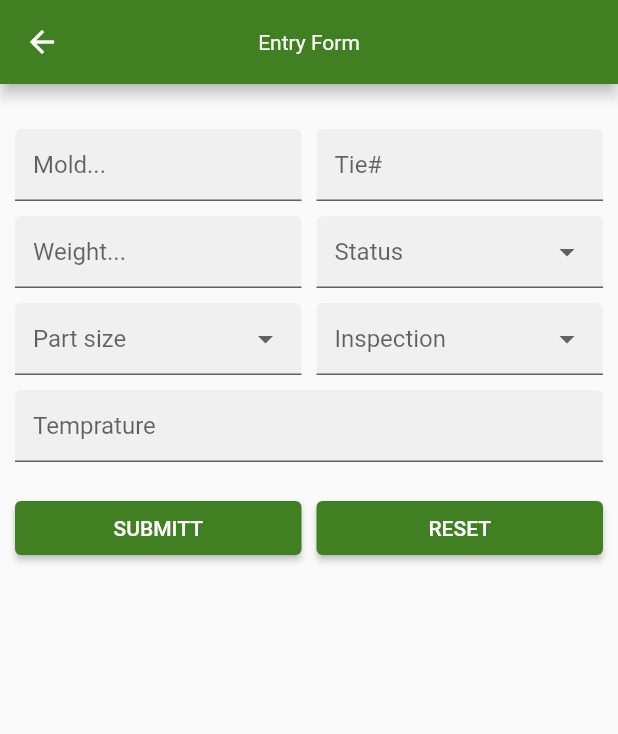
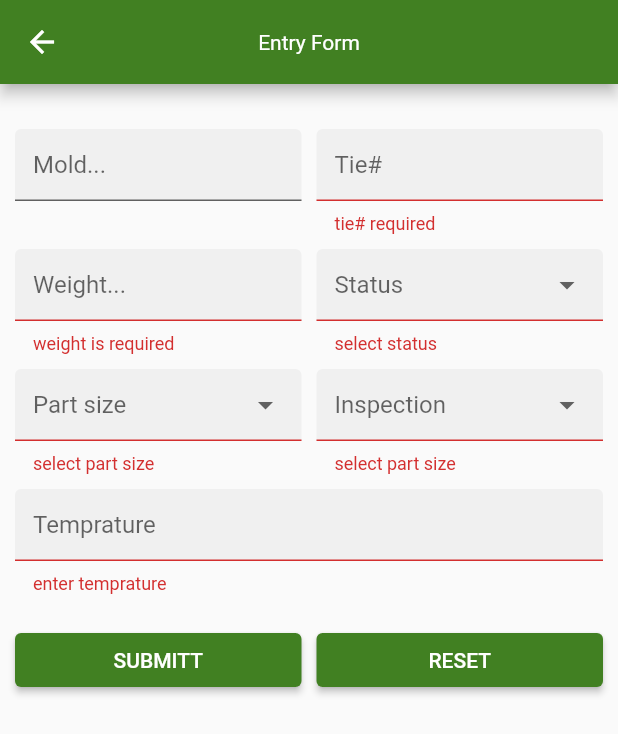
Before and after one commit to farmanullahQAU/tie-tracker, a Flutter app: the InventryForm screen opened directly, after a tap on "SUBMITT", on a phone screen of 412 x 824 dp. Shown: the top 734 px of the screen. Run offline on Flutter 3.47's test engine with Material 2 defaults, Android fonts, the light colour scheme and no system bars; our stand-ins replace animated_splash_screen, cloud_firestore, firebase_core, fl_chart, get; accounts and stored records are empty; Roboto replaces fonts that are missing (Verdana).

Commit message:
data entry form with firebase backend added

```diff
--- a/lib/components/dropdown_form_field.dart
+++ b/lib/components/dropdown_form_field.dart
@@ -2,19 +2,23 @@ import 'package:flutter/cupertino.dart';
 import 'package:flutter/material.dart';
 class DropDownField extends StatelessWidget {
   final String hintText;
+  final Function? validator;
 
   final Function onChanged;
   final List<String> items;
-  const DropDownField({Key? key,required this.items,required this.hintText,required this.onChanged}) : super(key: key);
+  const DropDownField({Key? key,required this.items,required this.hintText,required this.onChanged,this.validator}) : super(key: key);
 
   @override
   Widget build(BuildContext context) {
     return  DropdownButtonHideUnderline(
       child: DropdownButtonFormField(
+        validator: (value) => this.validator != null ? this.validator!(value) : null,
+
 
 
       items: items.map((String category) {
       return new DropdownMenuItem(
+
 
         value: category,
         child: Row(
--- a/lib/components/mybutton.dart
+++ b/lib/components/mybutton.dart
@@ -1,14 +1,15 @@
 import 'package:flutter/material.dart';
 
 class MyButton extends StatelessWidget{
+  Function() onTap;
 
  final String buttonText;
- MyButton({required this.buttonText});
+ MyButton({required this.buttonText,required this.onTap});
   @override
   Widget build(BuildContext context) {
    return ElevatedButton(
           child:  Text(buttonText),
-          onPressed: () {},
+          onPressed:onTap
 
         );
   }
--- a/lib/main.dart
+++ b/lib/main.dart
@@ -7,9 +7,12 @@ import 'package:tie_tracker/route_names.dart';
 
 import 'binder.dart';
 import 'screens/home/home.dart';
+import 'firebase_options.dart';
+import 'package:firebase_core/firebase_core.dart';
 
 main() async {
   WidgetsFlutterBinding.ensureInitialized();
+  await Firebase.initializeApp(options: DefaultFirebaseOptions.currentPlatform);
 
   runApp(const Self());
 }
--- a/lib/models/inventry_model.dart
+++ b/lib/models/inventry_model.dart
@@ -1,58 +1,58 @@
 import 'package:cloud_firestore/cloud_firestore.dart';
 
 class InventryModel {
-  String? mold;
+ late String mold;
   String? tieNumber;
-  String? partSize;
-  String? temprature;
-  String? inspection;
-  DateTime? dateAdded;
+ late String partSize;
+ late String temprature;
+ late String inspection;
+late  DateTime? dateAdded;
 
-  double? weight;
-  String? status;
+  late String weight;
+ late String status;
 
   DocumentReference? inventryReference;
 
   InventryModel.fromJson(
       Map<String, dynamic> json, DocumentReference inventryReference) {
     this.inventryReference = inventryReference;
-    mold = json["mold"] ?? null;
-    tieNumber = json["tie_number"] ?? null;
-    partSize = json['part_size'] ?? null;
-    temprature = json['temprature'] ?? null;
-    inspection = json['inspection'] ?? null;
+    mold = json["mold"];
+    tieNumber = json["tie_number"];
+    partSize = json['part_size'];
+    temprature = json['temprature'];
+    inspection = json['inspection'];
     dateAdded = json["date_added"] != null
         ? DateTime.fromMicrosecondsSinceEpoch(
             json['date_added'].microsecondsSinceEpoch)
         : null;
 
-    weight = json['weight'] ?? null;
-    status = json['status'] ?? null;
+    weight = json['weight'];
+    status = json['status'];
   }
 
   InventryModel({
-    this.mold,
-    this.tieNumber,
-    this.partSize,
-    this.temprature,
-    this.inspection,
+   required this.mold,
+   required this.tieNumber,
+   required this.partSize,
+   required this.temprature,
+   required this.inspection,
     this.dateAdded,
-    this.weight,
-    this.status,
+   required this.weight,
+   required this.status,
   });
 
   Map<String, dynamic> toMap() {
     return {
-      'mold': this.mold,
-      'tie_number': this.tieNumber,
-      'part_size': this.partSize,
+      'mold': mold,
+      'tie_number': tieNumber,
+      'part_size': partSize,
       'temprature': temprature,
-      'inspection': this.inspection ?? null,
+      'inspection': inspection,
       'date_added': dateAdded != null
           ? Timestamp.fromDate(dateAdded!)
           : Timestamp.fromDate(DateTime.now()),
-      'status': status ?? null,
-      'weight': weight ?? null
+      'status': status,
+      'weight': weight
     };
   }
 }
--- a/lib/screens/entry_form/entry_form_controller.dart
+++ b/lib/screens/entry_form/entry_form_controller.dart
@@ -1,9 +1,40 @@
+import 'package:cloud_firestore/cloud_firestore.dart';
+import 'package:flutter/cupertino.dart';
 import 'package:get/get_state_manager/get_state_manager.dart';
+import 'package:tie_tracker/models/inventry_model.dart';
 
 class InventryFormController extends GetxController {
+  late final GlobalKey<FormState> _formKey;
+
+
+late final TextEditingController moldController;
+late final TextEditingController tieController;
+
+late final TextEditingController weightController;
+
+late final TextEditingController tempratureController;
+
+  String? _statue;
+
+  String? _partSize;
+  String? _inspection;
+
+String get status=>_statue!;
+String get inspection=>_inspection!;
+String get partSize=>_partSize!;
+GlobalKey<FormState> get formKey=>_formKey;
+
+
+ set status(String status)=>_statue=status;
+ set inspection(String inspection)=>_inspection=inspection;
+ set partSize(String partSize)=> _partSize=partSize;
+
+
   @override
   void onInit() {
     initLists();
+    //initiliaze variable when controller calls
+    initEntryFormTextControllers();
 
     super.onInit();
   }
@@ -25,4 +56,37 @@ class InventryFormController extends GetxController {
     _inspectionList = ["No Defects", "voids", "Cracks"];
     _partSizesList = ["8 RT", "9 RT", "10 RT", "10X10"];
   }
+
+  void initEntryFormTextControllers() {
+    _formKey=GlobalKey<FormState>();
+
+
+   moldController=TextEditingController();
+  tieController=TextEditingController();;
+
+   weightController=TextEditingController();;
+
+   tempratureController=TextEditingController();;
+
+  //  _statue="";
+
+  //  _partSize="";
+  //  _inspection="";
+
+
+  }
+Future<void> addEntryToDatabase() async {
+
+
+
+
+    final _inventoryModel=new InventryModel(mold: moldController.text,
+    status: status,
+    weight: weightController.text,
+
+    tieNumber: tieController.text, partSize: partSize, temprature: tempratureController.text, inspection: inspection);
+
+
+    await FirebaseFirestore.instance.collection("entries").add(_inventoryModel.toMap());
+  }
 }
--- a/lib/screens/entry_form/entry_form_view.dart
+++ b/lib/screens/entry_form/entry_form_view.dart
@@ -19,13 +19,19 @@ class InventryForm extends StatelessWidget {
         body: SingleChildScrollView(
           child: Container(
             padding: EdgeInsets.only(top: 30, left: 10, right: 10),
+            child: Form(
+              key: _entryFormController.formKey,
+
+              autovalidateMode:AutovalidateMode.onUserInteraction,
               child: Column(
                 mainAxisAlignment: MainAxisAlignment.center,
                 children: [
                   Row(
+                    crossAxisAlignment: CrossAxisAlignment.start,
                     children: [
                       Expanded(
                           child: TxtField(
+                            controller: _entryFormController.moldController,
                         hintText: "Mold...",
                       )),
                       SizedBox(
@@ -33,6 +39,10 @@ class InventryForm extends StatelessWidget {
                       ),
                       Expanded(
                           child: TxtField(
+                            validator:(String? val)=>val==null||val.isEmpty?"tie# required":null,
+
+                            controller: _entryFormController.tieController,
+
                         hintText: "Tie#",
                       ))
                     ],
@@ -41,9 +51,15 @@ class InventryForm extends StatelessWidget {
                     height: 10,
                   ),
                   Row(
+                    crossAxisAlignment: CrossAxisAlignment.start,
+
                     children: [
                       Expanded(
                           child: TxtField(
+                            validator:(String? val)=>val==null||val.isEmpty?"weight is required":null,
+
+                            controller: _entryFormController.weightController,
+
                         hintText: "Weight...",
                       )),
                       SizedBox(
@@ -51,9 +67,11 @@ class InventryForm extends StatelessWidget {
                       ),
                       Expanded(
                           child: DropDownField(
+                            validator:(String? val)=>val==null||val.isEmpty?"select status":null,
+
                               onChanged: (status) {
-                              print("status");
-                              print(status);
+                                _entryFormController.status=status;
+
                               },
                               items: _entryFormController.statusValuesList,
                               hintText: "Status"))
@@ -63,12 +81,16 @@ class InventryForm extends StatelessWidget {
                     height: 10,
                   ),
                   Row(
+                    crossAxisAlignment: CrossAxisAlignment.start,
+
                     children: [
                       Expanded(
                           child: DropDownField(
+                            validator:(String? val)=>val==null||val.isEmpty?"select part size":null,
+
                               onChanged: (partSize) {
-                              print("part size");
-                              print(partSize);
+                                                       _entryFormController.partSize=partSize;
+
                               },
                               items: _entryFormController.partSizesList,
                               hintText: "Part size")),
@@ -77,9 +99,11 @@ class InventryForm extends StatelessWidget {
                       ),
                       Expanded(
                           child: DropDownField(
+                            validator:(String? val)=>val==null||val.isEmpty?"select part size":null,
+
                               onChanged: (inspection) {
-                              print("inspecton");
-                              print(inspection);
+                                                        _entryFormController.inspection=inspection;
+
                               },
                               items: _entryFormController.inspectionList,
                               hintText: "Inspection"))
@@ -89,17 +113,36 @@ class InventryForm extends StatelessWidget {
                     height: 10,
                   ),
                   TxtField(
+                            validator:(String? val)=>val==null||val.isEmpty?"enter temprature":null,
+
+                    controller: _entryFormController.tempratureController,
                     hintText: "Temprature",
                   ),
                   SizedBox(
                     height: 20,
                   ),
                   Row(
+                    crossAxisAlignment: CrossAxisAlignment.start,
+
                     children: [
                       Flexible(
                         child: SizedBox(
                             width: Get.width * 0.8,
                             child: MyButton(
+                              onTap: () async {
+if(_entryFormController.formKey.currentState!.validate())
+{
+
+  _entryFormController.formKey.currentState?.save();
+
+await  _entryFormController.addEntryToDatabase();
+Get.snackbar("Success", "Entry Addes Successfully");
+}
+else{
+
+}
+                              },
+
                               buttonText: "SUBMITT",
                             )),
                       ),
@@ -110,6 +153,9 @@ class InventryForm extends StatelessWidget {
                         child: SizedBox(
                             width: Get.width * 0.8,
                             child: MyButton(
+                              onTap: (){
+
+                              },
                               buttonText: "RESET",
                             )),
                       )
@@ -118,6 +164,7 @@ class InventryForm extends StatelessWidget {
                 ],
               ),
             ),
+          ),
         ));
   }
 }
--- a/lib/screens/home/home_controller.dart
+++ b/lib/screens/home/home_controller.dart
@@ -1,5 +1,6 @@
 import 'package:get/get.dart';
 import 'package:tie_tracker/components/home_card.dart';
+import 'package:tie_tracker/screens/entry_form/entry_form_controller.dart';
 import 'package:tie_tracker/screens/entry_form/entry_form_view.dart';
 
 import '../charts/charts_view.dart';
@@ -14,7 +15,7 @@ HomeCard(title: "Scan", imageUrl: 'images/scan_icon.png', onTap: (){}),
 HomeCard(title: "List View", imageUrl: 'images/list_icon.png', onTap: (){}),
 HomeCard(title: "Entry Form", imageUrl: 'images/entry_form_icon.png', onTap: (){
 
-Get.to(()=>InventryForm());
+Get.to(()=>InventryForm(),binding: BindingsBuilder.put(()=>InventryFormController()));
 
 }),
 HomeCard(title: "Chart", imageUrl: 'images/chart_icon.png', onTap: (){
```
Also changed, not shown: lib/firebase_options.dart (added), lib/firestore_services/firestore_services.dart (added). Lines whose indentation alone changed are shown as unchanged.
